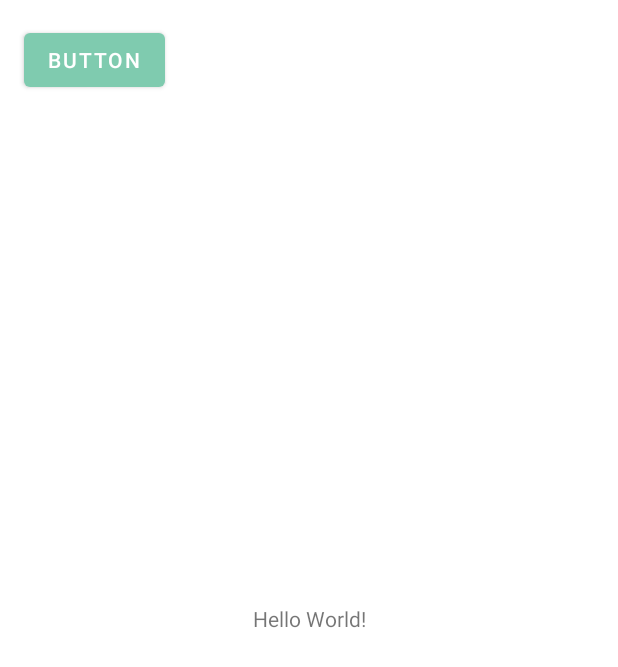
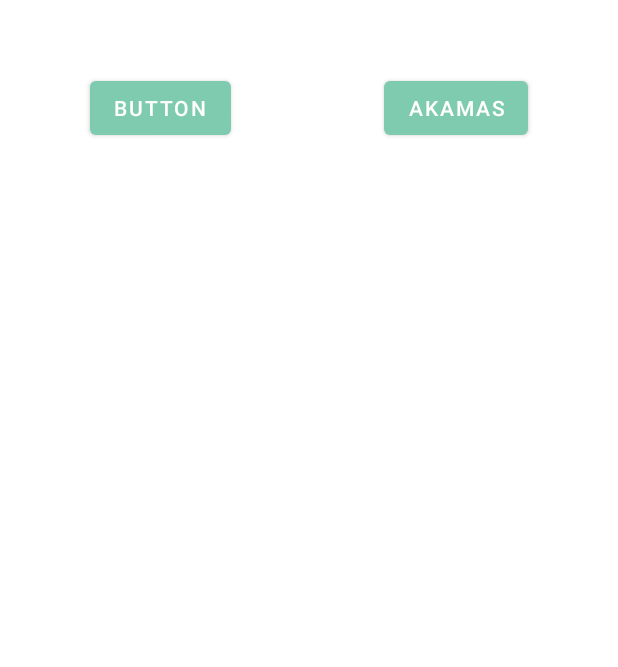
Before and after one commit to marioschr/NavScan, an Android app: the screen it shows after launch once a user with an empty profile is signed in (MainActivity), on a phone screen of 412 x 824 dp. Shown: the top 667 px of the screen. Run offline under Robolectric (Android 15) with nearby library versions, the phone set to English and light mode, and no system bars; our stand-ins replace Firebase (no records; nobody signed in at launch, a user with empty details on screens opened directly).

Commit message:
Added Main Fragment and drawables. Added & Designed LocationInfoFragment

```diff
--- a/app/src/main/java/com/unipi/marioschr/navscan/LoginFragment.java
+++ b/app/src/main/java/com/unipi/marioschr/navscan/LoginFragment.java
@@ -131,9 +131,7 @@ public class LoginFragment extends Fragment implements View.OnClickListener {
     private void firebaseAuthWithGoogle(String idToken) {
         AuthCredential credential = GoogleAuthProvider.getCredential(idToken, null);
         mAuth.signInWithCredential(credential)
-                .addOnCompleteListener(requireActivity(), new OnCompleteListener<AuthResult>() {
-                    @Override
-                    public void onComplete(@NonNull Task<AuthResult> task) {
+                .addOnCompleteListener(requireActivity(), task -> {
                     if (task.isSuccessful()) {
                         // Sign in success, update UI with the signed-in user's information
                         Log.d(TAG, "signInWithCredential:success");
@@ -143,7 +141,6 @@ public class LoginFragment extends Fragment implements View.OnClickListener {
                         // If sign in fails, display a message to the user.
                         Log.w(TAG, "signInWithCredential:failure", task.getException());
                         Toast.makeText(requireActivity(), "Sign in failed. Try again.", Toast.LENGTH_SHORT).show();
-                        }
                     }
                 });
     }
--- a/app/src/main/java/com/unipi/marioschr/navscan/MainActivity.java
+++ b/app/src/main/java/com/unipi/marioschr/navscan/MainActivity.java
@@ -15,10 +15,4 @@ public class MainActivity extends AppCompatActivity {
         super.onCreate(savedInstanceState);
         setContentView(R.layout.activity_main);
     }
-
-    public void SignOut(View view){
-        FirebaseAuth.getInstance().signOut();
-        startActivity(new Intent(this,AuthActivity.class));
-        finish();
-    }
 }
--- /dev/null
+++ b/app/src/main/java/com/unipi/marioschr/navscan/MainFragment.java
@@ -0,0 +1,61 @@
+package com.unipi.marioschr.navscan;
+
+import android.content.Intent;
+import android.os.Bundle;
+
+import androidx.annotation.NonNull;
+import androidx.annotation.Nullable;
+import androidx.fragment.app.Fragment;
+import androidx.navigation.fragment.NavHostFragment;
+
+import android.view.LayoutInflater;
+import android.view.View;
+import android.view.ViewGroup;
+import android.widget.Button;
+
+import com.google.firebase.auth.FirebaseAuth;
+
+public class MainFragment extends Fragment implements View.OnClickListener {
+    Button btnAkamas,btnLogout;
+
+    @Override
+    public View onCreateView(LayoutInflater inflater, ViewGroup container,
+                             Bundle savedInstanceState) {
+        return inflater.inflate(R.layout.fragment_main, container, false);
+    }
+
+    @Override
+    public void onViewCreated(@NonNull View view, @Nullable Bundle savedInstanceState) {
+        super.onViewCreated(view, savedInstanceState);
+        findViews(view);
+        btnAkamas.setOnClickListener(this);
+        btnLogout.setOnClickListener(this);
+    }
+
+    public void findViews(View view) {
+        btnAkamas = view.findViewById(R.id.button3);
+        btnLogout = view.findViewById(R.id.button2);
+    }
+
+    public void SignOut(){
+        FirebaseAuth.getInstance().signOut();
+        startActivity(new Intent(requireActivity(),AuthActivity.class));
+        requireActivity().finish();
+    }
+
+    public void NavigateToLocation(){
+        NavHostFragment.findNavController(this).navigate(R.id.action_mainFragment_to_locationInfoFragment);
+    }
+
+    @Override
+    public void onClick(View view) {
+        switch (view.getId()) {
+            case R.id.button3:
+                NavigateToLocation();
+                break;
+            case R.id.button2:
+                SignOut();
+                break;
+        }
+    }
+}
--- /dev/null
+++ b/app/src/main/res/drawable/transparent_background.xml
@@ -0,0 +1,4 @@
+<?xml version="1.0" encoding="utf-8"?>
+<shape xmlns:android="http://schemas.android.com/apk/res/android">
+    <solid android:color="#00000000" />
+</shape>
--- a/app/src/main/res/layout/activity_main.xml
+++ b/app/src/main/res/layout/activity_main.xml
@@ -6,24 +6,13 @@
     android:layout_height="match_parent"
     tools:context=".MainActivity">
 
-    <TextView
-        android:layout_width="wrap_content"
-        android:layout_height="wrap_content"
-        android:text="Hello World!"
-        app:layout_constraintBottom_toBottomOf="parent"
-        app:layout_constraintLeft_toLeftOf="parent"
-        app:layout_constraintRight_toRightOf="parent"
-        app:layout_constraintTop_toTopOf="parent" />
-
-    <Button
-        android:id="@+id/button2"
-        android:layout_width="wrap_content"
-        android:layout_height="wrap_content"
-        android:layout_marginStart="16dp"
-        android:layout_marginTop="16dp"
-        android:onClick="SignOut"
-        android:text="Button"
+    <androidx.fragment.app.FragmentContainerView
+        android:id="@+id/fragmentContainerView2"
+        android:name="androidx.navigation.fragment.NavHostFragment"
+        android:layout_width="match_parent"
+        android:layout_height="match_parent"
+        app:defaultNavHost="true"
         app:layout_constraintStart_toStartOf="parent"
-        app:layout_constraintTop_toTopOf="parent" />
-
+        app:layout_constraintTop_toTopOf="parent"
+        app:navGraph="@navigation/main_navigation" />
 </androidx.constraintlayout.widget.ConstraintLayout>
--- /dev/null
+++ b/app/src/main/res/layout/fragment_main.xml
@@ -0,0 +1,33 @@
+<?xml version="1.0" encoding="utf-8"?>
+<androidx.constraintlayout.widget.ConstraintLayout xmlns:android="http://schemas.android.com/apk/res/android"
+    xmlns:app="http://schemas.android.com/apk/res-auto"
+    xmlns:tools="http://schemas.android.com/tools"
+    android:layout_width="match_parent"
+    android:layout_height="match_parent"
+    android:paddingTop="24dp"
+    tools:context=".MainFragment">
+
+    <!-- TODO: Update blank fragment layout -->
+
+    <Button
+        android:id="@+id/button2"
+        android:layout_width="wrap_content"
+        android:layout_height="wrap_content"
+        android:layout_marginStart="60dp"
+        android:layout_marginTop="24dp"
+        android:onClick="SignOut"
+        android:text="Button"
+        app:layout_constraintStart_toStartOf="parent"
+        app:layout_constraintTop_toTopOf="parent" />
+
+    <Button
+        android:id="@+id/button3"
+        android:layout_width="wrap_content"
+        android:layout_height="wrap_content"
+        android:layout_marginTop="24dp"
+        android:layout_marginEnd="60dp"
+        android:text="Akamas"
+        app:layout_constraintEnd_toEndOf="parent"
+        app:layout_constraintTop_toTopOf="parent" />
+
+</androidx.constraintlayout.widget.ConstraintLayout>
--- /dev/null
+++ b/app/src/main/res/navigation/main_navigation.xml
@@ -0,0 +1,22 @@
+<?xml version="1.0" encoding="utf-8"?>
+<navigation xmlns:android="http://schemas.android.com/apk/res/android"
+    xmlns:app="http://schemas.android.com/apk/res-auto"
+    xmlns:tools="http://schemas.android.com/tools"
+    android:id="@+id/main_navigation"
+    app:startDestination="@id/mainFragment">
+
+    <fragment
+        android:id="@+id/mainFragment"
+        android:name="com.unipi.marioschr.navscan.MainFragment"
+        android:label="fragment_main"
+        tools:layout="@layout/fragment_main" >
+        <action
+            android:id="@+id/action_mainFragment_to_locationInfoFragment"
+            app:destination="@id/locationInfoFragment" />
+    </fragment>
+    <fragment
+        android:id="@+id/locationInfoFragment"
+        android:name="com.unipi.marioschr.navscan.LocationInfoFragment"
+        android:label="fragment_location_info"
+        tools:layout="@layout/fragment_location_info" />
+</navigation>
--- a/app/src/main/res/values/strings.xml
+++ b/app/src/main/res/values/strings.xml
@@ -12,4 +12,8 @@
     <string name="google">Google</string>
     <string name="not_a_member">Not a Member yet?</string>
     <string name="sign_up_now">Sign up now!</string>
+    <string name="show_on_map">Show on Map</string>
+    <string name="are_you_interested">Are you interested?</string>
+    <string name="description">Description</string>
+    <string name="features">Features</string>
 </resources>
--- a/build.gradle
+++ b/build.gradle
@@ -3,6 +3,7 @@ buildscript {
     repositories {
         google()
         mavenCentral()
+        maven { url 'https://jitpack.io' }
     }
     dependencies {
         classpath "com.android.tools.build:gradle:7.0.0"
--- a/settings.gradle
+++ b/settings.gradle
@@ -3,7 +3,8 @@ dependencyResolutionManagement {
     repositories {
         google()
         mavenCentral()
-        jcenter() // Warning: this repository is going to shut down soon
+        maven { url 'https://jitpack.io' }
+        //jcenter() // Warning: this repository is going to shut down soon
     }
 }
 rootProject.name = "NavScan"
```
Also changed, not shown: app/build.gradle (+8 -1 lines), app/src/main/java/com/unipi/marioschr/navscan/LocationInfoFragment.java (added, +77 -0 lines), app/src/main/res/drawable/ic_baseline_location_on_24.xml (added, +10 -0 lines), app/src/main/res/drawable/ic_baseline_star_rate_24.xml (added, +10 -0 lines), app/src/main/res/drawable/rounded_corners.xml (added, +11 -0 lines), app/src/main/res/layout/fragment_location_info.xml (added, +164 -0 lines), app/src/main/res/layout/image_holder.xml (added, +11 -0 lines), app/src/main/res/layout/preview_layout.xml (added, +33 -0 lines). Lines whose indentation alone changed are shown as unchanged.
